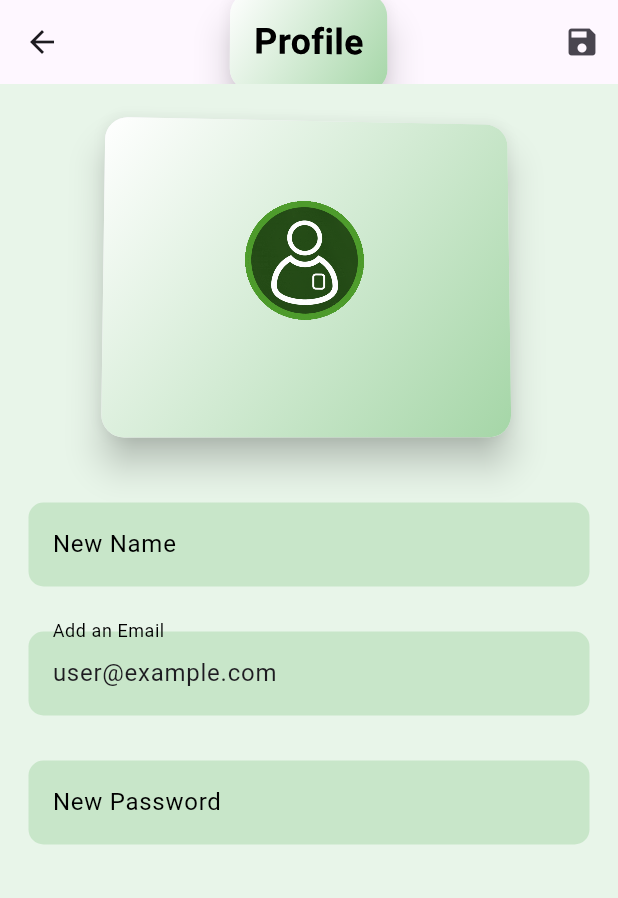
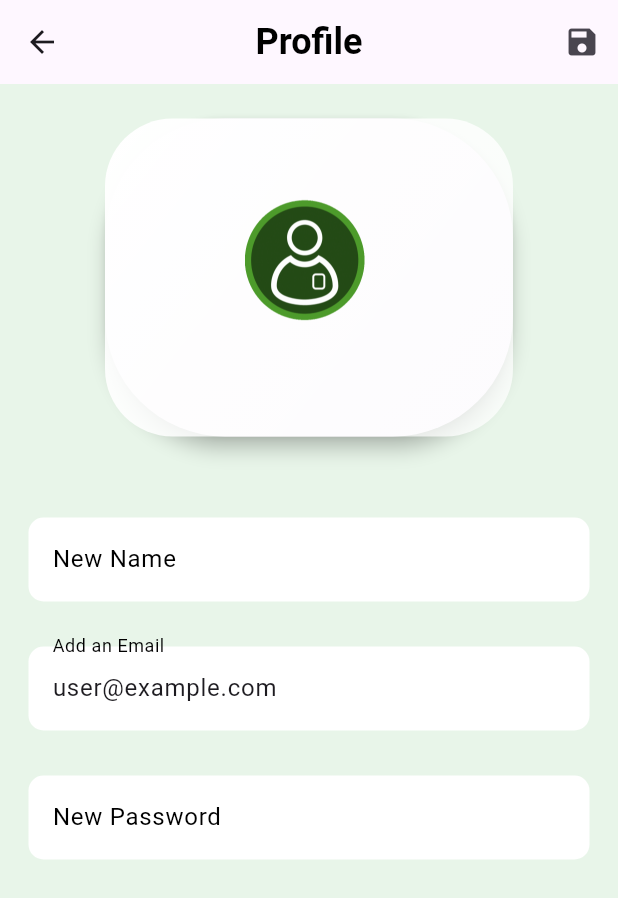
Before and after one commit to saarujan-ui/flutter_project, a Flutter app: the screen it shows after launch, after a tap on "Log In", after a tap on the "person" icon, on a phone screen of 412 x 824 dp. Shown: the top 898 px of the screen. Run offline on Flutter 3.47's test engine with Material 3 defaults, Android fonts, the phone set to English and light mode, and no system bars.

Commit message:
add a card to user profile

```diff
--- a/lib/profile_screen.dart
+++ b/lib/profile_screen.dart
@@ -57,7 +57,7 @@ class _ProfileScreenState extends State<ProfileScreen> {
     return Container(
       decoration: BoxDecoration(
         gradient: LinearGradient(
-          colors: [Colors.green.shade100, Colors.green.shade100],
+          colors: [Colors.white, Colors.white],
           begin: Alignment.topLeft,
           end: Alignment.bottomRight,
         ),
@@ -80,47 +80,17 @@ class _ProfileScreenState extends State<ProfileScreen> {
     );
   }
 
-  Widget _build3DCard({required Widget child}) {
-    return Transform(
-      transform: Matrix4.identity()
-        ..setEntry(3, 2, 0.001)  // Perspective effect
-        ..rotateX(-0.1)  // Tilt the card on the X-axis
-        ..rotateY(-0.1), // Tilt the card on the Y-axis
-      alignment: Alignment.center,
-      child: Card(
-        elevation: 10,  // Shadow effect
-        shape: RoundedRectangleBorder(
-          borderRadius: BorderRadius.circular(15),
-        ),
-        child: Container(
-          padding: EdgeInsets.all(16),
-          decoration: BoxDecoration(
-            borderRadius: BorderRadius.circular(15),
-            gradient: LinearGradient(
-              colors: [Colors.white, Colors.green.shade200],
-              begin: Alignment.topLeft,
-              end: Alignment.bottomRight,
-            ),
-          ),
-          child: child,
-        ),
-      ),
-    );
-  }
-
   @override
   Widget build(BuildContext context) {
     return Scaffold(
       backgroundColor: Colors.green.shade50,
       appBar: AppBar(
-        title: _build3DCard(
-          child: Text(
+        title: Text(
           'Profile',
           style: TextStyle(
             fontSize: 24,
             fontWeight: FontWeight.bold,
             color: Colors.black,
-            ),
           ),
         ),
         centerTitle: true,
@@ -135,14 +105,29 @@ class _ProfileScreenState extends State<ProfileScreen> {
         padding: const EdgeInsets.all(19.0),
         child: Column(
           children: [
-            _build3DCard(
+            Card(
+              elevation: 5,  // Shadow effect
+              shape: RoundedRectangleBorder(
+                borderRadius: BorderRadius.circular(80),
+              ),
+              child: Container(
+                padding: EdgeInsets.all(16),
+                decoration: BoxDecoration(
+                  borderRadius: BorderRadius.circular(45),
+                  gradient: LinearGradient(
+                    colors: [Colors.white, Colors.white70],
+                    begin: Alignment.topLeft,
+                    end: Alignment.bottomRight,
+                  ),
+                ),
                 child: Image.asset(
                   'assets/selogos/sembup4.gif',
                   width: 240,
                   height: 180,
                 ),
               ),
-            SizedBox(height: 40),
+            ),
+            SizedBox(height: 50),
             _gradientTextField(
               controller: _nameController,
               labelText: 'New Name',
```
Lines whose indentation alone changed are shown as unchanged.
